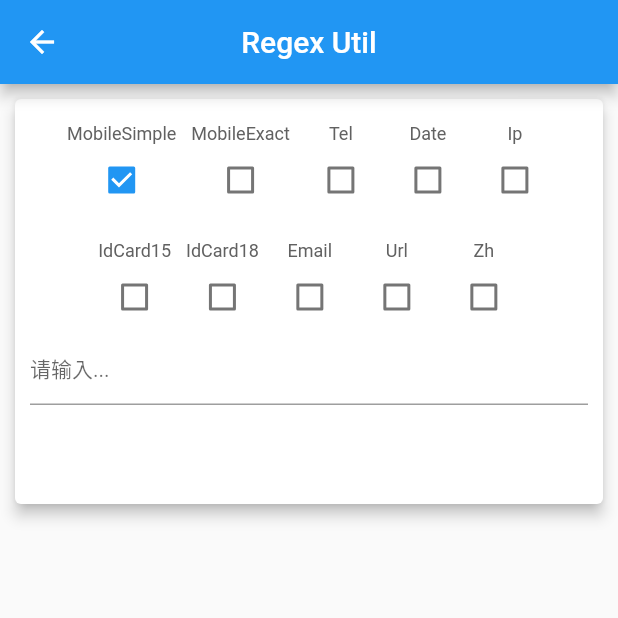
After one commit to Sky24n/flutter_demos, a Flutter app: the RegexUtilPage screen opened directly, on a phone screen of 412 x 824 dp, the top half of it. The commit adds this screen. Run offline on Flutter 3.47's test engine with Material 2 defaults, Android fonts, the phone set to English and light mode, and no system bars; missing offline and left inert: common_utils, lpinyin.

Commit message:
pinyin, regex, widget demo

```diff
--- a/lib/main.dart
+++ b/lib/main.dart
@@ -1,5 +1,8 @@
 import 'package:flutter/material.dart';
 import 'package:flutter_demos/bean/common_bean.dart';
+import 'package:flutter_demos/pages/pinyin_page.dart';
+import 'package:flutter_demos/pages/regex_page.dart';
+import 'package:flutter_demos/pages/widget_page.dart';
 import 'package:flutter_demos/utils/navigator_util.dart';
 
 void main() => runApp(new MyApp());
@@ -29,8 +32,9 @@ class _MyHomePageState extends State<MyHomePage> {
   @override
   void initState() {
     super.initState();
-    mItemList.add(new ItemModel("Regex Util", null));
-    mItemList.add(new ItemModel("Widget Util", null));
+    mItemList.add(new ItemModel("Chinese characters to pinyin", new PinyinPage()));
+    mItemList.add(new ItemModel("Regex Util", new RegexUtilPage()));
+    mItemList.add(new ItemModel("Widget Util", new WidgetUtilPage()));
   }
 
   Widget buildItem(ItemModel model) {
--- /dev/null
+++ b/lib/pages/regex_page.dart
@@ -0,0 +1,343 @@
+import 'package:common_utils/common_utils.dart';
+import 'package:flutter/material.dart';
+
+class RegexUtilPage extends StatefulWidget {
+  @override
+  State<StatefulWidget> createState() {
+    return new _RegexUtilPageState();
+  }
+}
+
+class _RegexUtilPageState extends State<RegexUtilPage> {
+  double testHeight = 50.0;
+  bool isOpen = false;
+
+  String _inputText = "";
+  String _checkResult = "";
+
+  String regexType = "";
+
+  static const String regexMobileSimple = "MobileSimple";
+  static const String regexMobileExact = "MobileExact";
+  static const String regexTel = "Tel";
+  static const String regexIdCard15 = "IdCard15";
+  static const String regexIdCard18 = "IdCard18";
+  static const String regexEmail = "Email";
+  static const String regexUrl = "Url";
+  static const String regexZh = "Zh";
+  static const String regexDate = "Date";
+  static const String regexIp = "Ip";
+
+  @override
+  void initState() {
+    super.initState();
+    regexType = regexMobileSimple;
+  }
+
+  void inputCheck(String input) {
+    _inputText = input;
+    bool isCorrent = false;
+    switch (regexType) {
+      case regexMobileSimple:
+        isCorrent = RegexUtil.isMobileSimple(input);
+        break;
+      case regexMobileExact:
+        isCorrent = RegexUtil.isMobileExact(input);
+        break;
+      case regexTel:
+        isCorrent = RegexUtil.isTel(input);
+        break;
+      case regexIdCard15:
+        isCorrent = RegexUtil.isIDCard15(input);
+        break;
+      case regexIdCard18:
+        isCorrent = RegexUtil.isIDCard18(input);
+        break;
+      case regexEmail:
+        isCorrent = RegexUtil.isEmail(input);
+        break;
+      case regexUrl:
+        isCorrent = RegexUtil.isURL(input);
+        break;
+      case regexZh:
+        isCorrent = RegexUtil.isZh(input);
+        break;
+      case regexDate:
+        isCorrent = RegexUtil.isDate(input);
+        break;
+      case regexIp:
+        isCorrent = RegexUtil.isIP(input);
+        break;
+    }
+
+    setState(() {
+      _checkResult = regexType + " is   " + isCorrent.toString();
+    });
+  }
+
+  @override
+  Widget build(BuildContext context) {
+    return Scaffold(
+        appBar: new AppBar(
+          title: new Text("Regex Util"),
+          centerTitle: true,
+        ),
+        body: new Column(
+          children: <Widget>[
+            new Card(
+              elevation: 4.0,
+              margin: const EdgeInsets.all(10.0),
+              child: new Column(
+                children: <Widget>[
+                  new Row(
+                    mainAxisAlignment: MainAxisAlignment.center,
+                    children: <Widget>[
+                      new Padding(
+                        padding: const EdgeInsets.only(
+                            top: 16.0, left: 5.0, right: 5.0),
+                        child: new Column(
+                          children: <Widget>[
+                            new Text(regexMobileSimple,
+                                style: new TextStyle(
+                                    fontSize: 12.0, color: Colors.grey[700])),
+                            new Checkbox(
+                                value: (regexType == regexMobileSimple),
+                                onChanged: (value) {
+                                  if (value) {
+                                    setState(() {
+                                      regexType = regexMobileSimple;
+                                      inputCheck(_inputText);
+                                    });
+                                  }
+                                })
+                          ],
+                        ),
+                      ),
+                      new Padding(
+                        padding: const EdgeInsets.only(
+                            top: 16.0, left: 5.0, right: 5.0),
+                        child: new Column(
+                          children: <Widget>[
+                            new Text(regexMobileExact,
+                                style: new TextStyle(
+                                    fontSize: 12.0, color: Colors.grey[700])),
+                            new Checkbox(
+                                value: (regexType == regexMobileExact),
+                                onChanged: (value) {
+                                  if (value) {
+                                    setState(() {
+                                      regexType = regexMobileExact;
+                                      inputCheck(_inputText);
+                                    });
+                                  }
+                                })
+                          ],
+                        ),
+                      ),
+                      new Padding(
+                        padding: const EdgeInsets.only(
+                            top: 16.0, left: 5.0, right: 5.0),
+                        child: new Column(
+                          children: <Widget>[
+                            new Text(regexTel,
+                                style: new TextStyle(
+                                    fontSize: 12.0, color: Colors.grey[700])),
+                            new Checkbox(
+                                value: (regexType == regexTel),
+                                onChanged: (value) {
+                                  if (value) {
+                                    setState(() {
+                                      regexType = regexTel;
+                                      inputCheck(_inputText);
+                                    });
+                                  }
+                                })
+                          ],
+                        ),
+                      ),
+                      new Padding(
+                        padding: const EdgeInsets.only(
+                            top: 16.0, left: 5.0, right: 5.0),
+                        child: new Column(
+                          children: <Widget>[
+                            new Text(regexDate,
+                                style: new TextStyle(
+                                    fontSize: 12.0, color: Colors.grey[700])),
+                            new Checkbox(
+                                value: (regexType == regexDate),
+                                onChanged: (value) {
+                                  if (value) {
+                                    setState(() {
+                                      regexType = regexDate;
+                                      inputCheck(_inputText);
+                                    });
+                                  }
+                                })
+                          ],
+                        ),
+                      ),
+                      new Padding(
+                        padding: const EdgeInsets.only(
+                            top: 16.0, left: 5.0, right: 5.0),
+                        child: new Column(
+                          children: <Widget>[
+                            new Text(regexIp,
+                                style: new TextStyle(
+                                    fontSize: 12.0, color: Colors.grey[700])),
+                            new Checkbox(
+                                value: (regexType == regexIp),
+                                onChanged: (value) {
+                                  if (value) {
+                                    setState(() {
+                                      regexType = regexIp;
+                                      inputCheck(_inputText);
+                                    });
+                                  }
+                                })
+                          ],
+                        ),
+                      ),
+                    ],
+                  ),
+                  new Row(
+                    mainAxisAlignment: MainAxisAlignment.center,
+                    children: <Widget>[
+                      new Padding(
+                        padding: const EdgeInsets.only(
+                            top: 16.0, left: 5.0, right: 5.0),
+                        child: new Column(
+                          children: <Widget>[
+                            new Text(regexIdCard15,
+                                style: new TextStyle(
+                                    fontSize: 12.0, color: Colors.grey[700])),
+                            new Checkbox(
+                                value: (regexType == regexIdCard15),
+                                onChanged: (value) {
+                                  if (value) {
+                                    setState(() {
+                                      regexType = regexIdCard15;
+                                      inputCheck(_inputText);
+                                    });
+                                  }
+                                })
+                          ],
+                        ),
+                      ),
+                      new Padding(
+                        padding: const EdgeInsets.only(
+                            top: 16.0, left: 5.0, right: 5.0),
+                        child: new Column(
+                          children: <Widget>[
+                            new Text(regexIdCard18,
+                                style: new TextStyle(
+                                    fontSize: 12.0, color: Colors.grey[700])),
+                            new Checkbox(
+                                value: (regexType == regexIdCard18),
+                                onChanged: (value) {
+                                  if (value) {
+                                    setState(() {
+                                      regexType = regexIdCard18;
+                                      inputCheck(_inputText);
+                                    });
+                                  }
+                                })
+                          ],
+                        ),
+                      ),
+                      new Padding(
+                        padding: const EdgeInsets.only(
+                            top: 16.0, left: 5.0, right: 5.0),
+                        child: new Column(
+                          children: <Widget>[
+                            new Text(regexEmail,
+                                style: new TextStyle(
+                                    fontSize: 12.0, color: Colors.grey[700])),
+                            new Checkbox(
+                                value: (regexType == regexEmail),
+                                onChanged: (value) {
+                                  if (value) {
+                                    setState(() {
+                                      regexType = regexEmail;
+                                      inputCheck(_inputText);
+                                    });
+                                  }
+                                })
+                          ],
+                        ),
+                      ),
+                      new Padding(
+                        padding: const EdgeInsets.only(
+                            top: 16.0, left: 5.0, right: 5.0),
+                        child: new Column(
+                          children: <Widget>[
+                            new Text(regexUrl,
+                                style: new TextStyle(
+                                    fontSize: 12.0, color: Colors.grey[700])),
+                            new Checkbox(
+                                value: (regexType == regexUrl),
+                                onChanged: (value) {
+                                  if (value) {
+                                    setState(() {
+                                      regexType = regexUrl;
+                                      inputCheck(_inputText);
+                                    });
+                                  }
+                                })
+                          ],
+                        ),
+                      ),
+                      new Padding(
+                        padding: const EdgeInsets.only(
+                            top: 16.0, left: 5.0, right: 5.0),
+                        child: new Column(
+                          children: <Widget>[
+                            new Text(regexZh,
+                                style: new TextStyle(
+                                    fontSize: 12.0, color: Colors.grey[700])),
+                            new Checkbox(
+                                value: (regexType == regexZh),
+                                onChanged: (value) {
+                                  if (value) {
+                                    setState(() {
+                                      regexType = regexZh;
+                                      inputCheck(_inputText);
+                                    });
+                                  }
+                                })
+                          ],
+                        ),
+                      ),
+                    ],
+                  ),
+                  new Container(
+                    padding: const EdgeInsets.only(left: 10.0, right: 10.0),
+                    child: new TextField(
+                      autofocus: false,
+                      style: new TextStyle(
+                          fontSize: 14.0, color: Colors.grey[900]),
+                      decoration: new InputDecoration(
+                          hintText: "请输入...",
+                          hintStyle: new TextStyle(fontSize: 14.0)),
+                      onChanged: (value) {
+                        inputCheck(value);
+                      },
+                    ),
+                  ),
+                  new Container(
+                    alignment: Alignment.topLeft,
+                    height: 66.0,
+                    padding: const EdgeInsets.all(10.0),
+                    child: new Text(
+                      '$_checkResult',
+                      textAlign: TextAlign.start,
+                      style: new TextStyle(
+                          color: Colors.grey[600], fontSize: 14.0),
+                    ),
+                  )
+                ],
+              ),
+            )
+          ],
+        ));
+  }
+}
```
Also changed, not shown: lib/pages/pinyin_page.dart (added, +236 -0 lines), lib/pages/widget_page.dart (added, +117 -0 lines).
